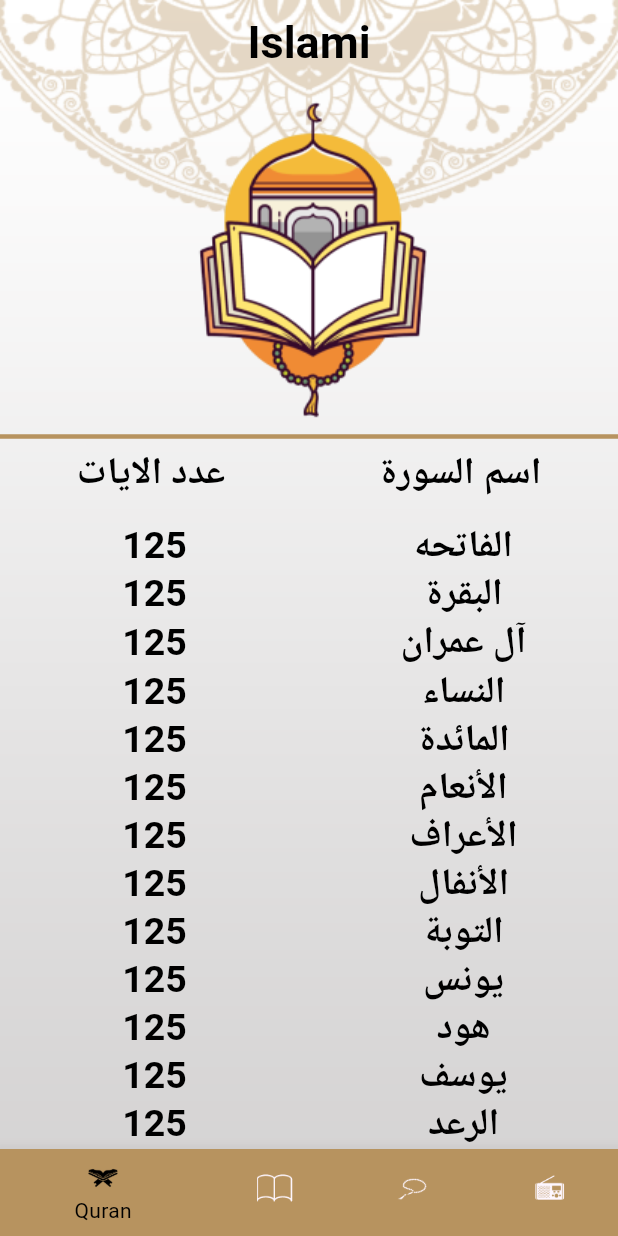
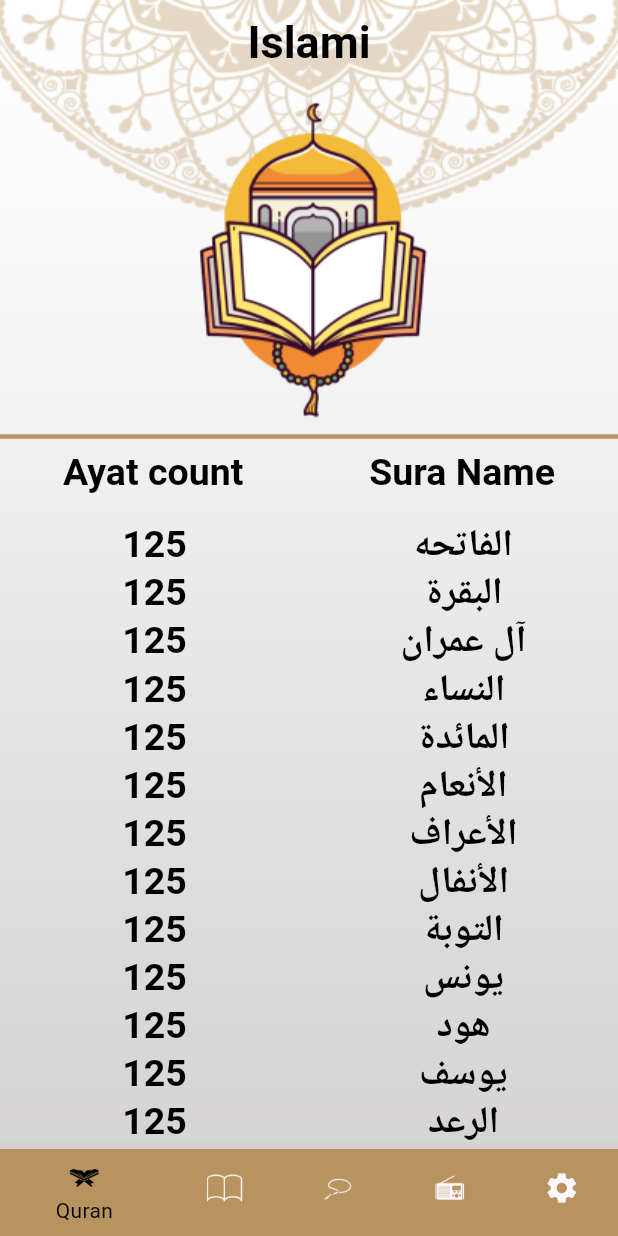
Before and after one commit to DaliaMaged/islami_flutter_app, a Flutter app: the screen it shows after launch, on a phone screen of 412 x 824 dp. Run offline on Flutter 3.47's test engine with Material 3 defaults, Android fonts, the phone set to English and light mode, and no system bars; generated files the repository leaves out were written again.

Commit message:
finished localization

```diff
--- /dev/null
+++ b/l10n.yaml
@@ -0,0 +1,3 @@
+arb-dir: lib/l10n
+template-arb-file: app_en.arb
+output-localization-file: app_localizations.dart
--- /dev/null
+++ b/lib/AppConfigProvider.dart
@@ -0,0 +1,9 @@
+import 'package:flutter/material.dart';
+
+class AppConfigProvider extends ChangeNotifier{
+  String appLanguage = "en";
+  changeAppLanguage({required String newLanguage}){
+    appLanguage = newLanguage;
+    notifyListeners();
+  }
+}
--- a/lib/HomeScreen.dart
+++ b/lib/HomeScreen.dart
@@ -3,6 +3,9 @@ import 'package:islami/home/hadeth_tab/hadeth_tab.dart';
 import 'package:islami/home/quran_tab/quran_tab.dart';
 import 'package:islami/home/radio_tab.dart';
 import 'package:islami/home/sebha_tab.dart';
+import 'package:flutter_gen/gen_l10n/app_localizations.dart';
+import 'package:islami/home/settings_tab/setting_screen.dart';
+
 
 class HomeScreen extends StatefulWidget {
   static String homeScreen = "HomeScreen";
@@ -16,7 +19,7 @@ class HomeScreen extends StatefulWidget {
 class HomeScreenState extends State<HomeScreen> {
   int currentIndex = 0;
   List<Widget> tabsList = [
-    QuranTab(),HadethTab(),SebhaTab(),RadioTab()
+    QuranTab(),HadethTab(),SebhaTab(),RadioTab(),SettingScreen()
   ];
   @override
   Widget build(BuildContext context) {
@@ -30,7 +33,7 @@ class HomeScreenState extends State<HomeScreen> {
         ),
         Scaffold(
           appBar: AppBar(
-            title: Text("Islami"),
+            title: Text("${AppLocalizations.of(context)!.app_title}"),
           ),
           bottomNavigationBar: Theme(
             data: Theme.of(context).copyWith(
@@ -48,19 +51,22 @@ class HomeScreenState extends State<HomeScreen> {
               items: [
                 BottomNavigationBarItem(
                     icon: ImageIcon(AssetImage("assets/imgs/quran.png")),
-                    label: "Quran"
+                    label: "${AppLocalizations.of(context)!.quran}"
                 ),
                 BottomNavigationBarItem(
                     icon: ImageIcon(AssetImage("assets/imgs/hadeth.png")),
-                    label: "Hadeth"
+                    label: "${AppLocalizations.of(context)!.hadeth}"
                 ),
                 BottomNavigationBarItem(
                     icon: ImageIcon(AssetImage("assets/imgs/sebha.png")),
-                    label: "Sebha"
+                    label: "${AppLocalizations.of(context)!.sebha}"
                 ),
                 BottomNavigationBarItem(
                     icon: ImageIcon(AssetImage("assets/imgs/radio.png")),
-                    label: "Radio")
+                    label: "${AppLocalizations.of(context)!.radio}"),
+                BottomNavigationBarItem(
+                    icon: Icon(Icons.settings),
+                    label: "${AppLocalizations.of(context)!.settings}"),
               ],
             ),
           ),
--- a/lib/home/hadeth_tab/hadeth_tab.dart
+++ b/lib/home/hadeth_tab/hadeth_tab.dart
@@ -1,6 +1,7 @@
 import 'package:flutter/material.dart';
 import 'package:flutter/services.dart';
 import 'package:islami/home/hadeth_tab/hadeth_details.dart';
+import 'package:flutter_gen/gen_l10n/app_localizations.dart';
 
 class HadethTab extends StatefulWidget {
   static String hadethScreen = 'hadeth-screen';
@@ -25,7 +26,7 @@ class _State extends State<HadethTab> {
           color: Theme.of(context).primaryColor,
         ),
         Text(
-          "الاحاديث",
+          "${AppLocalizations.of(context)!.ahadeth}",
           style: Theme.of(context).textTheme.titleLarge,
         ),
         Divider(
--- a/lib/home/quran_tab/quran_tab.dart
+++ b/lib/home/quran_tab/quran_tab.dart
@@ -1,5 +1,7 @@
 import 'package:flutter/material.dart';
 import 'package:islami/home/quran_tab/sura_name_item.dart';
+import 'package:flutter_gen/gen_l10n/app_localizations.dart';
+
 
 class QuranTab extends StatefulWidget {
   static String quran_tab = "Quran_tab";
@@ -141,7 +143,7 @@ class _State extends State<QuranTab> {
               Column(
                 children: [
                   Text(
-                    "عدد الايات",
+                    "${AppLocalizations.of(context)!.no_ayat}",
                     style: Theme.of(context).textTheme.titleLarge,
                   ),
                   Divider(
@@ -153,7 +155,7 @@ class _State extends State<QuranTab> {
               Column(
                 children: [
                   Text(
-                    "اسم السورة",
+                    "${AppLocalizations.of(context)!.sura_name}",
                     style: Theme.of(context).textTheme.titleLarge,
                   ),
                   Divider(
--- a/lib/main.dart
+++ b/lib/main.dart
@@ -1,20 +1,27 @@
+
 import 'package:flutter/material.dart';
+import 'package:islami/AppConfigProvider.dart';
 import 'package:islami/HomeScreen.dart';
 import 'package:islami/home/hadeth_tab/hadeth_details.dart';
 import 'package:islami/home/hadeth_tab/hadeth_tab.dart';
 import 'package:islami/home/quran_tab/sura_details.dart';
+import 'package:islami/home/settings_tab/setting_screen.dart';
 import 'package:islami/islami_theme.dart';
+import 'package:flutter_gen/gen_l10n/app_localizations.dart';
+import 'package:provider/provider.dart';
 
 void main() {
-  runApp(const MyApp());
+  runApp(ChangeNotifierProvider(create:
+  (context) => AppConfigProvider()
+    ,child: MyApp(),));
 }
 
 class MyApp extends StatelessWidget {
   const MyApp({super.key});
-
   // This widget is the root of your application.
   @override
   Widget build(BuildContext context) {
+    var provider  = Provider.of<AppConfigProvider>(context);
     return MaterialApp(
       debugShowCheckedModeBanner: false,
       theme: IslamiTheme.lightMode,
@@ -22,9 +29,13 @@ class MyApp extends StatelessWidget {
         HomeScreen.homeScreen : (context) => HomeScreen(),
         SuraDetails.sura_details : (context) => SuraDetails(),
         HadethTab.hadethScreen : (context) => HadethTab(),
-        HadethDetails.hadeth_details :(context) => HadethDetails()
+        HadethDetails.hadeth_details :(context) => HadethDetails(),
+        SettingScreen.setting_screen :(context) => SettingScreen(),
       },
       initialRoute: HomeScreen.homeScreen,
+      locale: Locale("${provider.appLanguage}"),
+      localizationsDelegates: AppLocalizations.localizationsDelegates,
+      supportedLocales: AppLocalizations.supportedLocales,
     );
   }
 }
```
Also changed, not shown: lib/home/settings_tab/setting_screen.dart (added, +126 -0 lines), lib/l10n/app_ar.arb (added, +12 -0 lines), lib/l10n/app_en.arb (added, +12 -0 lines), pubspec.yaml (+7 -3 lines), assets/imgs/background_dark.png (added), pubspec.lock.
